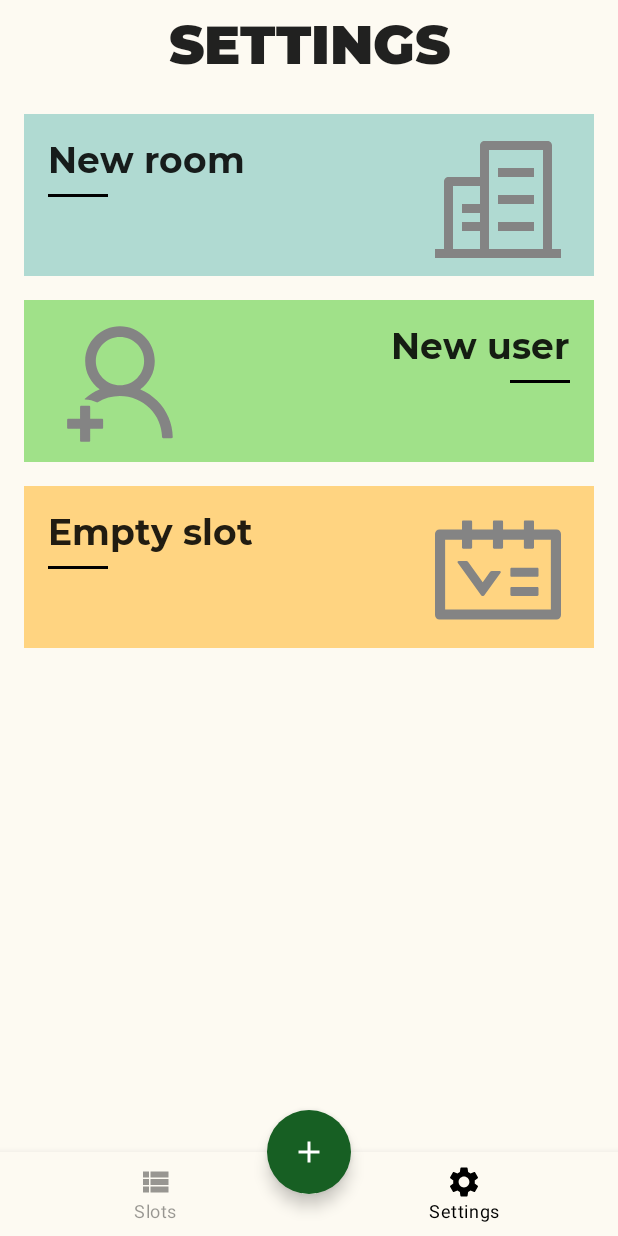
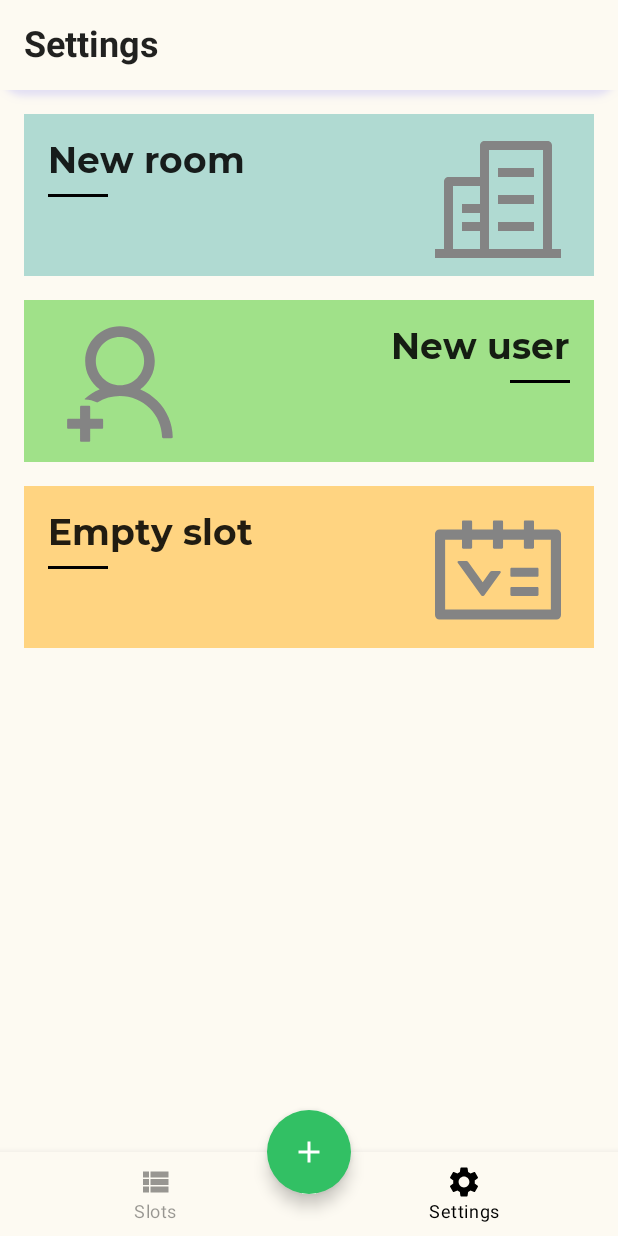
Before and after one commit to FielderNik/SlotRooms, an Android app built with Jetpack Compose: the screen it shows after launch (MainActivity), item 2 of the bottom bar chosen, on a phone screen of 412 x 824 dp. Run offline under Robolectric (Android 15) with nearby library versions, the phone set to English and light mode, and no system bars; our stand-ins replace Dagger/Hilt's generated code, Room's generated code; libraries missing offline, so code that uses them is left out: me.onebone.toolbar; 2 statements that could not run were skipped.

```diff
--- a/app/build.gradle
+++ b/app/build.gradle
@@ -96,4 +96,7 @@ dependencies {
     //Lottie
     def lottie_version = "4.2.2"
     implementation "com.airbnb.android:lottie-compose:$lottie_version"
+
+    //Collapsing toolbar
+    implementation "me.onebone:toolbar-compose:2.3.3"
 }
--- a/app/src/main/java/com/testing/slotrooms/presentation/MainScreen.kt
+++ b/app/src/main/java/com/testing/slotrooms/presentation/MainScreen.kt
@@ -4,25 +4,36 @@ import androidx.compose.foundation.clickable
 import androidx.compose.foundation.layout.*
 import androidx.compose.foundation.shape.CircleShape
 import androidx.compose.material.*
+import androidx.compose.material3.ExperimentalMaterial3Api
 import androidx.compose.runtime.Composable
 import androidx.compose.runtime.mutableStateOf
 import androidx.compose.runtime.remember
-import androidx.compose.runtime.rememberCoroutineScope
 import androidx.compose.ui.Alignment
 import androidx.compose.ui.Modifier
 import androidx.compose.ui.draw.clip
+import androidx.compose.ui.draw.drawWithContent
+import androidx.compose.ui.geometry.Offset
 import androidx.compose.ui.graphics.Color
+import androidx.compose.ui.graphics.drawscope.clipRect
+import androidx.compose.ui.input.nestedscroll.NestedScrollConnection
+import androidx.compose.ui.input.nestedscroll.NestedScrollSource
+import androidx.compose.ui.platform.LocalDensity
 import androidx.compose.ui.res.painterResource
+import androidx.compose.ui.text.font.FontWeight
 import androidx.compose.ui.text.style.TextAlign
 import androidx.compose.ui.unit.dp
+import androidx.compose.ui.unit.sp
 import androidx.navigation.NavController
 import androidx.navigation.compose.rememberNavController
 import com.testing.slotrooms.R
 import com.testing.slotrooms.presentation.bottomnavbar.BottomNavigationBar
 import com.testing.slotrooms.presentation.views.AppTopBarState
-import com.testing.slotrooms.ui.theme.GreenDark
-import kotlinx.coroutines.CoroutineScope
+import com.testing.slotrooms.presentation.views.ext.coloredShadow
+import com.testing.slotrooms.ui.theme.FabBackground
+import me.onebone.toolbar.rememberCollapsingToolbarScaffoldState
+import me.onebone.toolbar.rememberCollapsingToolbarState
 
+@OptIn(ExperimentalMaterial3Api::class)
 @ExperimentalMaterialApi
 @Composable
 fun MainScreen() {
@@ -31,7 +42,47 @@ fun MainScreen() {
         mutableStateOf(AppTopBarState())
     }
     val scaffoldState = rememberScaffoldState()
-    val coroutineScope = rememberCoroutineScope()
+
+    val toolbarHeight = 60.dp
+    val toolbarHeightPx = with(LocalDensity.current) { toolbarHeight.roundToPx().toFloat() }
+    val toolbarOffsetHeightPx = remember { mutableStateOf(0f) }
+
+    val nestedScrollConnection = remember {
+        object : NestedScrollConnection {
+            override fun onPreScroll(available: Offset, source: NestedScrollSource): Offset {
+
+                val delta = available.y
+                val newOffset = toolbarOffsetHeightPx.value + delta
+                toolbarOffsetHeightPx.value = newOffset.coerceIn(-toolbarHeightPx, 0f)
+                return Offset.Zero
+            }
+        }
+    }
+
+    val collapsingToolbarScaffoldState = rememberCollapsingToolbarScaffoldState()
+    val collapsingToolbarState = rememberCollapsingToolbarState()
+
+//    CollapsingToolbarScaffold(
+//        modifier = Modifier.fillMaxSize(),
+//        state = collapsingToolbarScaffoldState,
+//        scrollStrategy = ScrollStrategy.EnterAlways,
+//        toolbar = {
+//            TopBarSlot(
+//                appTopBarState = appTopBarState.value,
+//                navController = navController,
+//                coroutineScope = coroutineScope
+//            )
+//        }
+//    ) {
+//        Column() {
+//            NavigationGraph(
+//                navController = navController,
+//                appTopBarState = appTopBarState,
+//                scaffoldState = scaffoldState,
+//            )
+//            BottomNavigationBar(navController = navController)
+//        }
+//    }
 
     Scaffold(
         bottomBar = {
@@ -42,7 +93,7 @@ fun MainScreen() {
                 onClick = {
                     navController.navigate(Screens.AddNewSlotScreen.screenRoute)
                 },
-                backgroundColor = GreenDark,
+                backgroundColor = FabBackground,
                 contentColor = Color.White
             ) {
                 Icon(
@@ -54,33 +105,56 @@ fun MainScreen() {
         floatingActionButtonPosition = FabPosition.Center,
         isFloatingActionButtonDocked = true,
         topBar = {
-            TopBarSlot(appTopBarState = appTopBarState.value, navController = navController, coroutineScope = coroutineScope)
+            TopBarSlot(
+                modifier = Modifier
+                    .height(toolbarHeight)
+                    .fillMaxWidth(),
+                appTopBarState = appTopBarState.value,
+                navController = navController,
+            )
+        },
 
-        },
         scaffoldState = scaffoldState,
-
-
-        ) { innerPadding ->
-        Box(modifier = Modifier.padding(innerPadding)) {
-            NavigationGraph(navController = navController, appTopBarState = appTopBarState, scaffoldState = scaffoldState)
+    ) {
+        Box(
+            modifier = Modifier
+                .fillMaxSize()
+                .padding(it)
+        ) {
+            NavigationGraph(
+                navController = navController,
+                appTopBarState = appTopBarState,
+                scaffoldState = scaffoldState,
+            )
         }
-
     }
-
 }
 
 @Composable
-private fun TopBarSlot(appTopBarState: AppTopBarState, navController: NavController, coroutineScope: CoroutineScope) {
-    Box(
-        modifier = Modifier
-            .fillMaxWidth()
-            .height(60.dp)
-    )
-    {
+private fun TopBarSlot(
+    modifier: Modifier = Modifier,
+    appTopBarState: AppTopBarState,
+    navController: NavController,
+) {
+
+    Surface(
+        modifier = modifier
+            .coloredShadow(Color.Blue, offsetY = 4.dp, shadowRadius = 4.dp, alpha = 0.1f)
+            .drawWithContent {
+                val paddingPx = with(density) { 20.dp.toPx() }
+                clipRect(
+                    left = -paddingPx,
+                    top = 0f,
+                    right = size.width + paddingPx,
+                    bottom = size.height + paddingPx
+                ) {
+                    this@drawWithContent.drawContent()
+                }
+            },
+    ) {
         Row(modifier = Modifier.padding(horizontal = 16.dp, vertical = 8.dp), verticalAlignment = Alignment.CenterVertically) {
-            Box(modifier = Modifier.size(48.dp), contentAlignment = Alignment.BottomStart) {
-
-                if (appTopBarState.isShowBack) {
+            if (appTopBarState.isShowBack) {
+                Box(modifier = Modifier.size(48.dp), contentAlignment = Alignment.CenterStart) {
                     Icon(
                         painter = painterResource(id = R.drawable.ic_baseline_arrow_back_24),
                         contentDescription = null,
@@ -94,16 +168,18 @@ private fun TopBarSlot(appTopBarState: AppTopBarState, navController: NavControl
                 }
             }
 
+
             Text(
+                modifier = Modifier.weight(1f),
                 text = appTopBarState.title,
-                style = MaterialTheme.typography.h1,
-                modifier = Modifier.weight(1f),
-                textAlign = TextAlign.Center
+//                style = MaterialTheme.typography.h1,
+                fontSize = 24.sp,
+                textAlign = TextAlign.Start,
+                fontWeight = FontWeight.Bold
             )
 
-            Box(modifier = Modifier.size(48.dp), contentAlignment = Alignment.BottomEnd) {
-
-                if (appTopBarState.isShowFilter) {
+            if (appTopBarState.isShowFilter) {
+                Box(modifier = Modifier.size(48.dp), contentAlignment = Alignment.Center) {
                     Icon(
                         painter = painterResource(id = R.drawable.ic_baseline_filter_list_24),
                         contentDescription = null,
@@ -116,7 +192,6 @@ private fun TopBarSlot(appTopBarState: AppTopBarState, navController: NavControl
                     )
                 }
             }
-
         }
     }
 }
--- a/app/src/main/java/com/testing/slotrooms/presentation/slots/SlotsScreen.kt
+++ b/app/src/main/java/com/testing/slotrooms/presentation/slots/SlotsScreen.kt
@@ -7,10 +7,7 @@ import androidx.compose.foundation.lazy.items
 import androidx.compose.material.ExperimentalMaterialApi
 import androidx.compose.material.ScaffoldState
 import androidx.compose.material.Text
-import androidx.compose.runtime.Composable
-import androidx.compose.runtime.LaunchedEffect
-import androidx.compose.runtime.MutableState
-import androidx.compose.runtime.collectAsState
+import androidx.compose.runtime.*
 import androidx.compose.ui.Alignment
 import androidx.compose.ui.Modifier
 import androidx.compose.ui.platform.LocalContext
@@ -59,8 +56,23 @@ fun SlotsScreen(
         }
     }
 
-    Column {
+    SlotsScreenContent(
+        slotsScreenState = slotsScreenState,
+        navController = navController,
+        viewModel = viewModel,
+        filter = filter
+    )
+}
 
+
+@OptIn(ExperimentalMaterialApi::class)
+@Composable
+fun SlotsScreenContent(
+    slotsScreenState: State<SlotsScreenState>,
+    navController: NavController,
+    viewModel: SlotsViewModel,
+    filter: SlotFilter?
+) {
     when (val state = slotsScreenState.value) {
         is SlotsScreenState.SlotsEmptyScreen -> {
             Box(modifier = Modifier.fillMaxSize(), contentAlignment = Alignment.Center) {
@@ -73,15 +85,16 @@ fun SlotsScreen(
             }
         }
         is SlotsScreenState.SlotsSuccess -> {
-                SlotsList(slots = state.slots, navController = navController, viewModel = viewModel, filter = filter)
+            SlotsList(
+                slots = state.slots,
+                navController = navController,
+                viewModel = viewModel,
+                filter = filter,
+            )
         }
-
         is SlotsScreenState.FilterOpened -> {
         }
     }
-    }
-
-
 }
 
 private fun setupTopBar(appTopBarState: MutableState<AppTopBarState>, resources: Resources, navController: NavHostController) {
@@ -94,24 +107,60 @@ private fun setupTopBar(appTopBarState: MutableState<AppTopBarState>, resources:
 }
 
 
-@ExperimentalMaterialApi
+/*@ExperimentalMaterialApi
 @Composable
-fun SlotsList(
+private fun SlotsList(
     slots: List<SlotRoom>,
     navController: NavController,
     viewModel: SlotsViewModel,
     filter: SlotFilter?
 ) {
+    Spacer(modifier = Modifier.height(24.dp))
+    Card(
+        modifier = Modifier
+            .padding(top = 8.dp, start = 12.dp, end = 12.dp)
+            .fillMaxSize()
+            .coloredShadow(
+                color = Color.Red
+            )
+        ,
+        shape = RoundedCornerShape(topStart = 24.dp, topEnd = 24.dp, bottomStart = 0.dp, bottomEnd = 0.dp)
+    ) {
         LazyColumn(
-        contentPadding = PaddingValues(horizontal = 16.dp, vertical = 8.dp),
-        verticalArrangement = Arrangement.spacedBy(8.dp),
+            contentPadding = PaddingValues(vertical = 8.dp),
         ) {
             items(slots) { slot ->
+                SlotCardItem(viewModel = viewModel, slot = slot, navController = navController, filter = filter)
+            }
+        }
+    }
+}*/
+
+@ExperimentalMaterialApi
+@Composable
+private fun SlotsList(
+    slots: List<SlotRoom>,
+    navController: NavController,
+    viewModel: SlotsViewModel,
+    filter: SlotFilter?,
+) {
+
+    LazyColumn(
+        modifier = Modifier.fillMaxSize(),
+        contentPadding = PaddingValues(8.dp),
+        verticalArrangement = Arrangement.spacedBy(8.dp)
+    ) {
+        item {
+            Spacer(modifier = Modifier.height(8.dp))
+        }
+        items(slots) { slot ->
+//            SlotCardItem(viewModel = viewModel, slot = slot, navController = navController, filter = filter)
             SlotCard(viewModel = viewModel, slot = slot, navController = navController, filter = filter)
         }
     }
+
+
 }
-
 
 private suspend fun handleEffect(
     scaffoldState: ScaffoldState,
--- a/app/src/main/java/com/testing/slotrooms/presentation/slots/SlotsViewModel.kt
+++ b/app/src/main/java/com/testing/slotrooms/presentation/slots/SlotsViewModel.kt
@@ -12,7 +12,6 @@ import com.testing.slotrooms.presentation.model.SlotRoom
 import dagger.hilt.android.lifecycle.HiltViewModel
 import kotlinx.coroutines.Dispatchers
 import kotlinx.coroutines.channels.Channel
-import kotlinx.coroutines.delay
 import kotlinx.coroutines.flow.MutableStateFlow
 import kotlinx.coroutines.flow.StateFlow
 import kotlinx.coroutines.flow.receiveAsFlow
@@ -84,7 +83,6 @@ class SlotsViewModel @Inject constructor(
     private fun updateSlotScreen(filter: SlotFilter?) {
         viewModelScope.launch {
             _slotsScreenState.emit(SlotsScreenState.SlotsLoading)
-            delay(2000)
             withContext(Dispatchers.IO) {
                 getAllSlotsUseCase.run(GetAllSlotsUseCase.Params(filter = filter))
             }
--- /dev/null
+++ b/app/src/main/java/com/testing/slotrooms/presentation/views/ext/ViewExtentions.kt
@@ -0,0 +1,49 @@
+package com.testing.slotrooms.presentation.views.ext
+
+import androidx.compose.ui.Modifier
+import androidx.compose.ui.composed
+import androidx.compose.ui.draw.drawBehind
+import androidx.compose.ui.graphics.Color
+import androidx.compose.ui.graphics.Paint
+import androidx.compose.ui.graphics.drawscope.drawIntoCanvas
+import androidx.compose.ui.graphics.toArgb
+import androidx.compose.ui.unit.Dp
+import androidx.compose.ui.unit.dp
+
+fun Modifier.coloredShadow(
+    color: Color,
+    alpha: Float = 0.2f,
+    borderRadius: Dp = 16.dp,
+    shadowRadius: Dp = 16.dp,
+    offsetY: Dp = 8.dp,
+    offsetX: Dp = 0.dp
+) = composed {
+
+    val shadowColor = color.copy(alpha = alpha).toArgb()
+    val transparent = color.copy(alpha = 0f).toArgb()
+
+    this.drawBehind {
+
+        this.drawIntoCanvas {
+            val paint = Paint()
+            val frameworkPaint = paint.asFrameworkPaint()
+            frameworkPaint.color = transparent
+
+            frameworkPaint.setShadowLayer(
+                shadowRadius.toPx(),
+                offsetX.toPx(),
+                offsetY.toPx(),
+                shadowColor
+            )
+            it.drawRoundRect(
+                0f,
+                0f,
+                this.size.width,
+                this.size.height,
+                borderRadius.toPx(),
+                borderRadius.toPx(),
+                paint
+            )
+        }
+    }
+}
--- a/app/src/main/java/com/testing/slotrooms/ui/theme/Color.kt
+++ b/app/src/main/java/com/testing/slotrooms/ui/theme/Color.kt
@@ -17,3 +17,11 @@ val GreenDark = Color(0xFF175F23)
 val MainBlue = Color(0xFFB0DAD2)
 
 val GreyIcon = Color(0xFF848484)
+
+val FabBackground = Color(0xFF32C064)
+val PositiveDateChip = Color(0xFF32C064)
+val NegativeDateChip = Color(0xFFE1980B)
+val RoomChipBackground = Color(0xFFEAF0FF)
+val RoomNameTextColor = Color(0xFF396EF8)
+
+val DividerColor = Color(0xB4DADEFF)
--- a/app/src/main/res/values/strings.xml
+++ b/app/src/main/res/values/strings.xml
@@ -2,10 +2,10 @@
     <string name="app_name">SlotRooms</string>
 
     <!--titles-->
-    <string name="title_slots">SLOTS</string>
-    <string name="title_new_slot">NEW SLOT</string>
-    <string name="title_edit_slot">EDIT SLOT</string>
-    <string name="title_settings">SETTINGS</string>
+    <string name="title_slots">Slots</string>
+    <string name="title_new_slot">New slots</string>
+    <string name="title_edit_slot">Edit slot</string>
+    <string name="title_settings">Settings</string>
     <string name="title_dialog_choice_room">Choice room</string>
     <string name="title_dialog_owners">Owners</string>
     <string name="title_begin">Begin</string>
--- a/build.gradle
+++ b/build.gradle
@@ -8,7 +8,7 @@ buildscript {
         mavenCentral()
     }
     dependencies {
-        classpath "com.android.tools.build:gradle:7.0.4"
+        classpath 'com.android.tools.build:gradle:7.1.2'
         classpath "org.jetbrains.kotlin:kotlin-gradle-plugin:1.6.10"
         classpath 'com.google.dagger:hilt-android-gradle-plugin:2.38.1'
 
```
Also changed, not shown: app/src/main/java/com/testing/slotrooms/presentation/NavigationGraph.kt (+6 -2 lines), app/src/main/java/com/testing/slotrooms/presentation/slots/SlotCard.kt (+19 -28 lines), app/src/main/java/com/testing/slotrooms/presentation/slots/SlotCardItem.kt (added, +203 -0 lines), app/src/main/res/drawable/ic_arrow_time.xml (added, +10 -0 lines), gradle/wrapper/gradle-wrapper.properties. Lines whose indentation alone changed are shown as unchanged.
